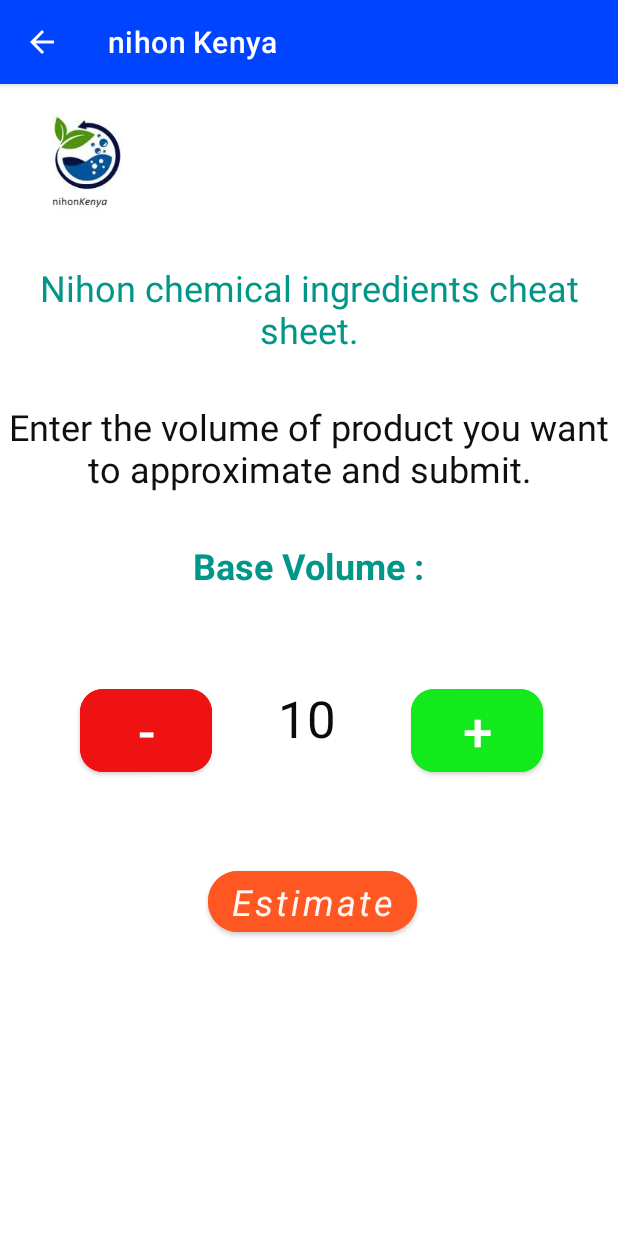
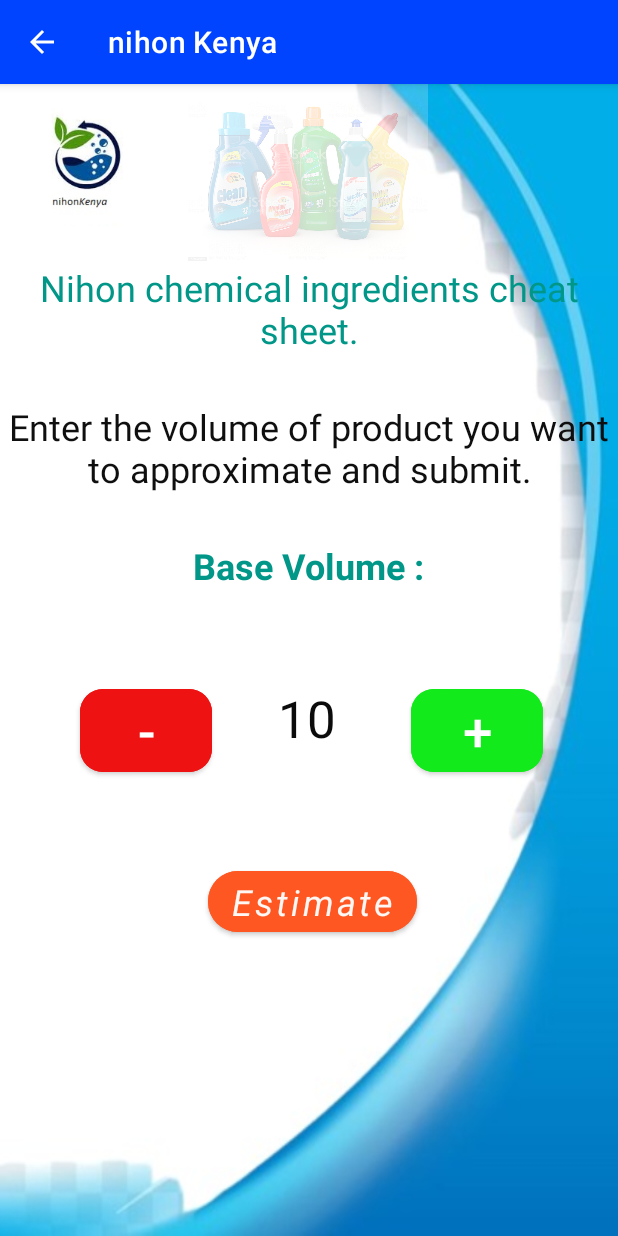
Before and after one commit to gilbertKorir/nihonKenya, an Android app: the screen it shows after launch (DashboardActivity), on a phone screen of 412 x 824 dp. Run offline under Robolectric (Android 15) with nearby library versions, the phone set to English and light mode, and no system bars; Roboto replaces fonts that are not available here.

Commit message:
ft:customized the dashboard

```diff
--- a/app/src/main/res/layout/activity_dashboard.xml
+++ b/app/src/main/res/layout/activity_dashboard.xml
@@ -4,7 +4,7 @@
     xmlns:tools="http://schemas.android.com/tools"
     android:layout_width="match_parent"
     android:layout_height="match_parent"
-    android:background="@color/white"
+   android:background="@drawable/bga"
     tools:context=".DashboardActivity">
 
     <ImageView
@@ -134,4 +134,13 @@
         app:layout_constraintStart_toStartOf="parent"
         app:layout_constraintTop_toTopOf="@+id/baseVolume" />
 
+    <ImageView
+        android:id="@+id/imageView"
+        android:layout_width="410dp"
+        android:layout_height="120dp"
+        android:alpha="0.2"
+        app:layout_constraintStart_toStartOf="parent"
+        app:layout_constraintTop_toTopOf="parent"
+        app:srcCompat="@drawable/bgu" />
+
 </androidx.constraintlayout.widget.ConstraintLayout>
```
Also changed, not shown: app/src/main/res/drawable/bga.jpg (added), app/src/main/res/drawable/bgu.jpg (added), app/src/main/res/drawable/fg.jpg (added).
